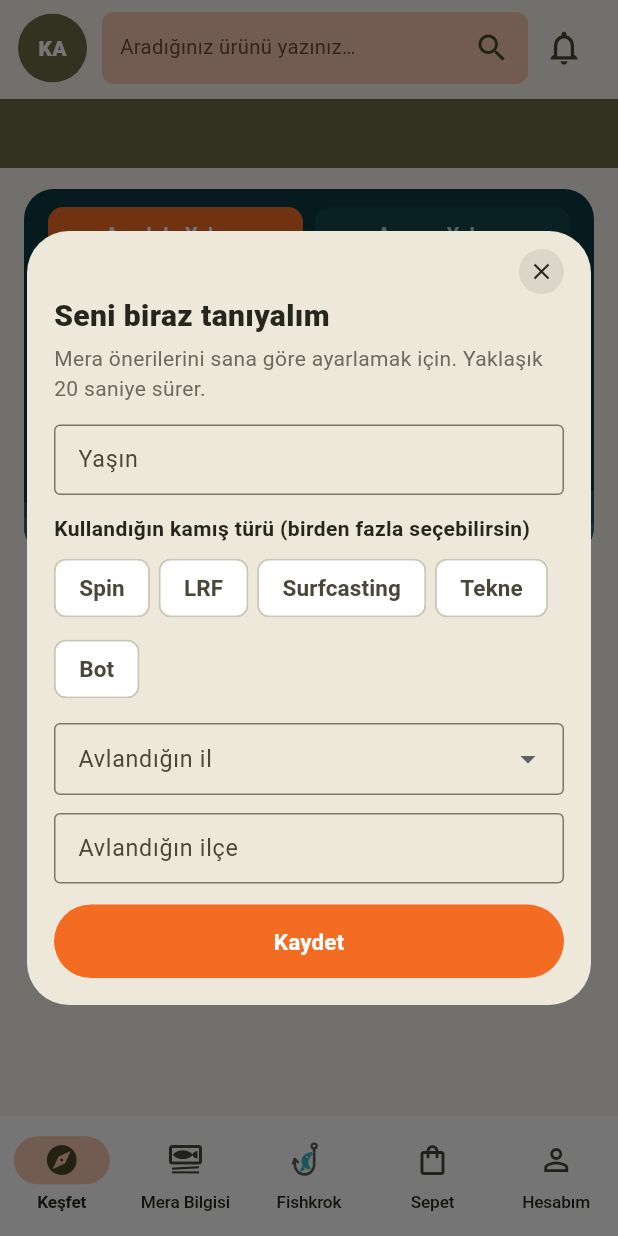
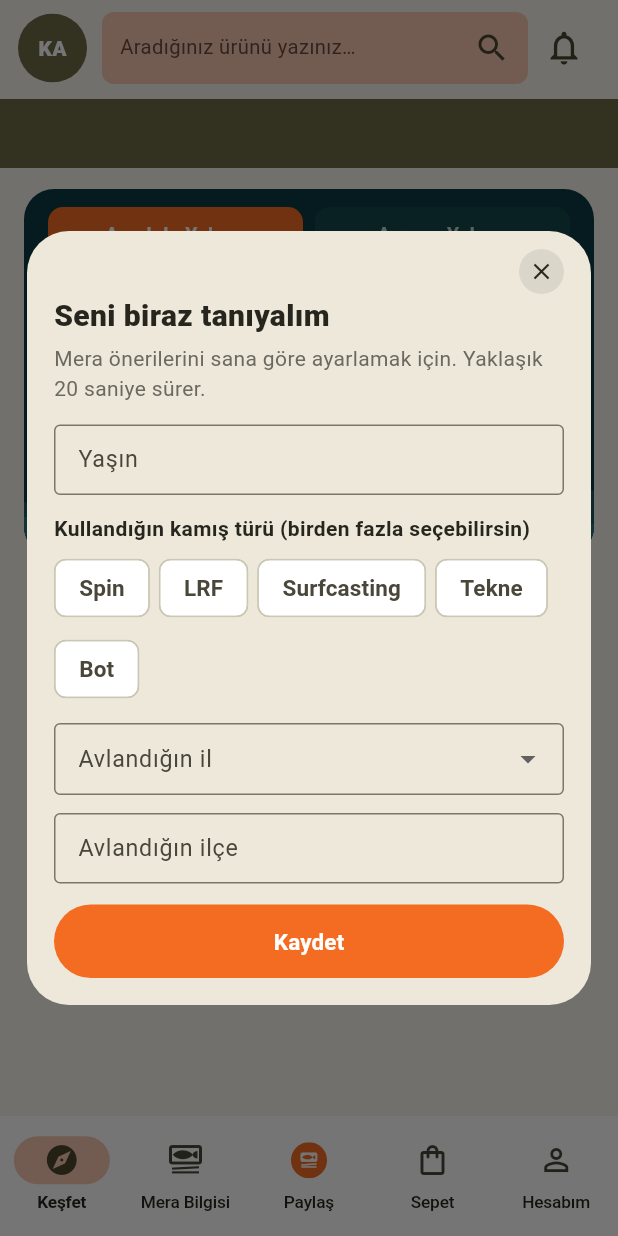
Before and after one commit to fatihere/kiyidanav-app, a Flutter app: the screen it shows after launch, on a phone screen of 412 x 824 dp. Run offline on Flutter 3.47's test engine with Material 3 defaults, Android fonts, the light colour scheme and no system bars; our stand-ins replace audioplayers, firebase_core, firebase_messaging, flutter_local_notifications, flutter_map, geolocator and 7 more; missing offline and left inert: app_settings, home_widget, in_app_update, webview_flutter_android, workmanager; accounts and stored records are empty; network calls fail; Roboto replaces fonts that are missing (Armata); statements that could not run were skipped.

Commit message:
1.12.1: KıyıdanPaylaş adı ve logosu, sağlam sayı okuma, görünür hata mesajları, bölge balıkları

```diff
--- /dev/null
+++ b/lib/hata.dart
@@ -0,0 +1,71 @@
+import 'package:flutter/foundation.dart';
+import 'package:flutter/material.dart';
+
+import 'theme.dart';
+
+/// Görünmeyen hataları görünür kılar: bir ekran açılamazsa boş/gri kalmak yerine
+/// nedeni kısa bir mesajla gösterilir (kullanıcı ekran görüntüsüyle bildirebilir).
+class Hata {
+  static final mesajAnahtari = GlobalKey<ScaffoldMessengerState>();
+  static DateTime _son = DateTime(2000);
+
+  static bool _onemsiz(String s, String? kutuphane) =>
+      kutuphane == 'image resource service' ||
+      s.contains('RenderFlex overflowed') ||
+      s.contains('NetworkImage') ||
+      s.contains('HTTP request failed');
+
+  static void kur() {
+    final onceki = FlutterError.onError;
+    FlutterError.onError = (d) {
+      onceki?.call(d);
+      final s = d.exceptionAsString();
+      if (!_onemsiz(s, d.library)) goster(s);
+    };
+    PlatformDispatcher.instance.onError = (e, st) {
+      debugPrint('Yakalanmamış hata: $e\n$st');
+      if (!_onemsiz('$e', null)) goster('$e');
+      return true;
+    };
+    ErrorWidget.builder = (d) => Material(
+          color: const Color(0xFFFFF4EC),
+          child: Center(
+            child: Padding(
+              padding: const EdgeInsets.all(24),
+              child: Column(mainAxisSize: MainAxisSize.min, children: [
+                const Icon(Icons.error_outline, color: Tide.turuncu, size: 40),
+                const SizedBox(height: 10),
+                const Text('Bu bölüm açılamadı', style: TextStyle(fontSize: 17, fontWeight: FontWeight.w800)),
+                const SizedBox(height: 6),
+                Text(_kisa(d.exceptionAsString()), textAlign: TextAlign.center, style: const TextStyle(fontSize: 12.5)),
+                const SizedBox(height: 6),
+                const Text('Ekran görüntüsünü bize gönderirsen hemen düzeltiriz.',
+                    textAlign: TextAlign.center, style: TextStyle(fontSize: 12, color: Color(0xFF6B6A60))),
+              ]),
+            ),
+          ),
+        );
+  }
+
+  static String _kisa(String s) => s.length > 220 ? '${s.substring(0, 220)}…' : s;
+
+  /// Kısa bilgi mesajı (aynı anda yağmur gibi mesaj çıkmasın diye 3 sn'de bir)
+  static void goster(String mesaj) {
+    final now = DateTime.now();
+    if (now.difference(_son).inSeconds < 3) return;
+    _son = now;
+    mesajAnahtari.currentState?.showSnackBar(SnackBar(
+      content: Text('Bir sorun oluştu: ${_kisa(mesaj)}'),
+      duration: const Duration(seconds: 6),
+    ));
+  }
+
+  /// İşlemi çalıştırır; hata olursa mesaj gösterir (düğme "hiçbir şey yapmadı" gibi kalmasın)
+  static Future<void> calistir(Future<void> Function() is_) async {
+    try {
+      await is_();
+    } catch (e) {
+      goster('$e');
+    }
+  }
+}
--- a/lib/main.dart
+++ b/lib/main.dart
@@ -9,6 +9,7 @@
 import 'catches.dart';
 import 'ekran_koruma.dart';
 import 'fishkrok.dart';
+import 'hata.dart';
 import 'kurallar.dart';
 import 'profil.dart';
 import 'locate.dart';
@@ -28,6 +29,7 @@
 
 Future<void> main() async {
   WidgetsFlutterBinding.ensureInitialized();
+  Hata.kur(); // açılamayan ekranlar boş kalmasın, nedeni yazsın
   await appState.load();
   await loadSelectedSpot();
   await Locate.loadPref();
@@ -137,6 +139,7 @@
       title: 'KıyıdanAv',
       debugShowCheckedModeBanner: false,
       navigatorKey: navKey,
+      scaffoldMessengerKey: Hata.mesajAnahtari,
       theme: Tide.theme(background: Api.config.ui.zemin, accent: Api.config.ui.vurgu),
       // iPhone'da ekran kaydı sürerken içerik gizlenir
       builder: (context, child) => EkranKorumaKatmani(child: child ?? const SizedBox.shrink()),
@@ -231,7 +234,7 @@
             const NavigationDestination(
                 icon: Icon(Icons.set_meal_outlined), selectedIcon: Icon(Icons.set_meal), label: 'Mera Bilgisi'),
             if (Api.config.features.fishkrok)
-              const NavigationDestination(icon: _FishkrokSekmeIkonu(secili: false), selectedIcon: _FishkrokSekmeIkonu(secili: true), label: 'Fishkrok')
+              const NavigationDestination(icon: _FishkrokSekmeIkonu(secili: false), selectedIcon: _FishkrokSekmeIkonu(secili: true), label: 'Paylaş')
             else
               const NavigationDestination(icon: Icon(Icons.search), label: 'Ara'),
             NavigationDestination(
--- a/lib/profil.dart
+++ b/lib/profil.dart
@@ -331,13 +331,13 @@
               const SizedBox(height: 8),
               Center(child: Text('${p['ad'] ?? ''}', style: const TextStyle(fontSize: 18, fontWeight: FontWeight.w800))),
               const Center(
-                child: Text('Fotoğrafın Fishkrok ve Badimi bul\'da adının yanında görünür.',
+                child: Text('Fotoğrafın KıyıdanPaylaş ve Badimi bul\'da adının yanında görünür.',
                     style: TextStyle(fontSize: 12.5, color: Color(0xFF6B6A60))),
               ),
               const SizedBox(height: 18),
               ProfilAlanlari(
-                yas: (p['yas'] as num?)?.toInt() ?? 0,
-                kamis: ((p['kamis'] as List?) ?? const []).map((e) => '$e').toList(),
+                yas: tIntN(p['yas']) ?? 0,
+                kamis: p['kamis'] is List ? (p['kamis'] as List).map((e) => '$e').toList() : '${p['kamis'] ?? ''}'.split(',').map((e) => e.trim()).where((e) => e.isNotEmpty).toList(),
                 il: '${p['il'] ?? ''}',
                 ilce: '${p['ilce'] ?? ''}',
                 onKaydet: (yas, kamis, il, ilce) async {
```
Also changed, not shown: lib/badi.dart (+5 -5 lines), lib/fishkrok.dart (+39 -70 lines), lib/topluluk_api.dart (+18 -2 lines).
